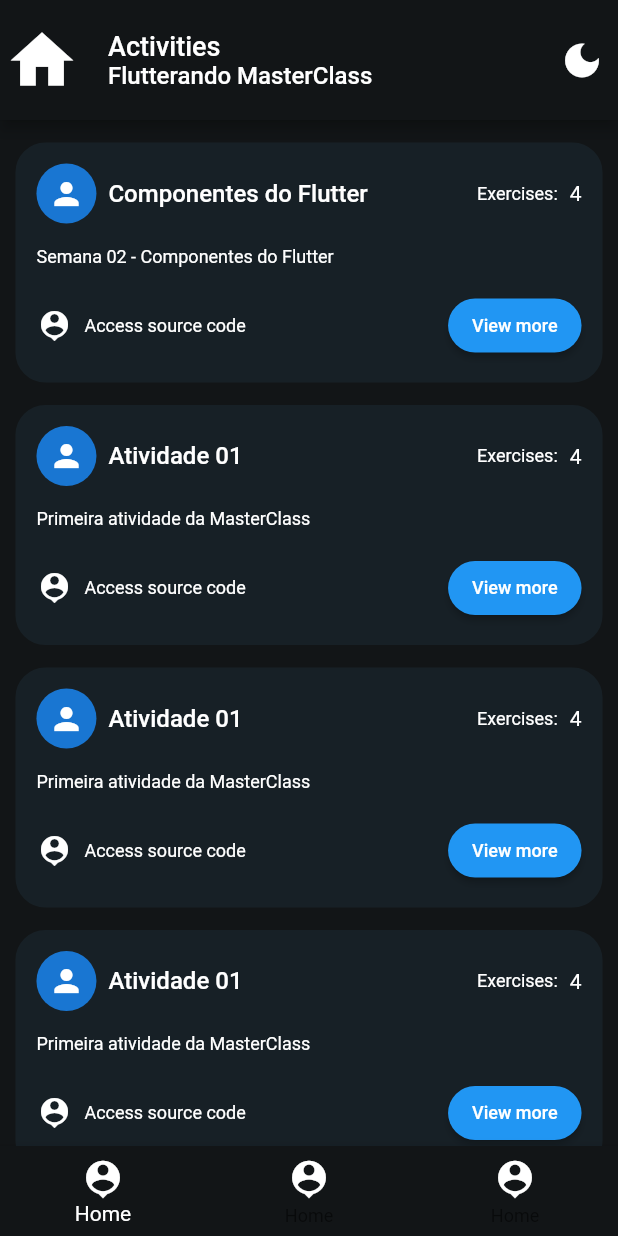
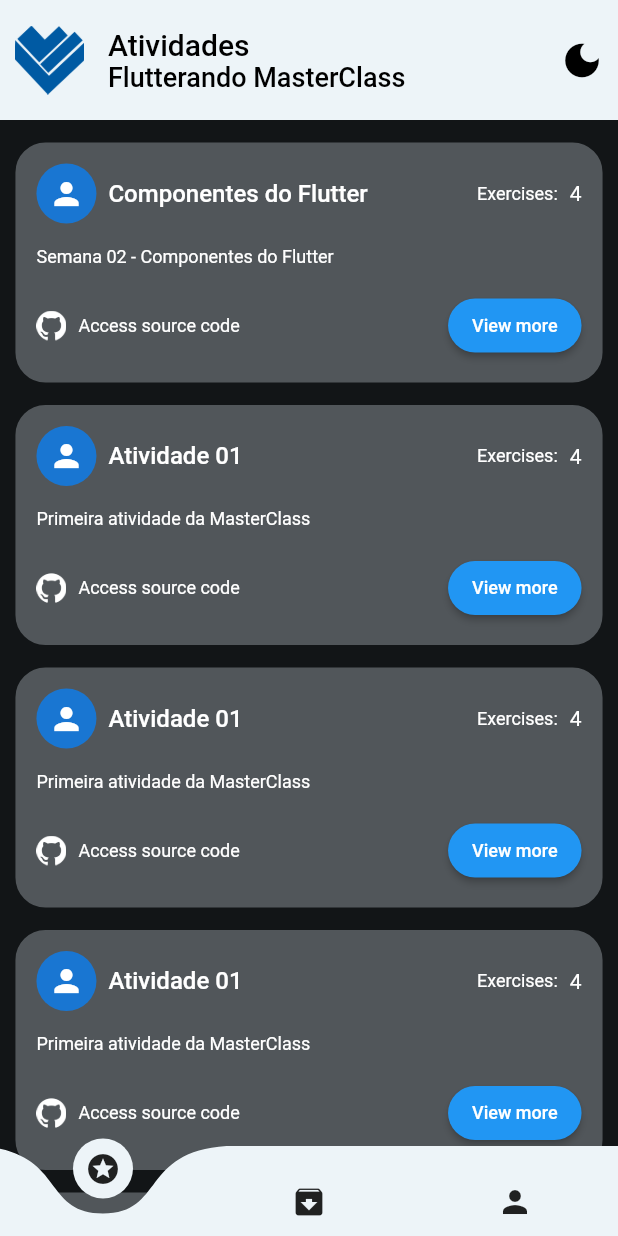
Before and after one commit to LuanSouzaProg/Flutterando_MasterClass, a Flutter app: the HomePage screen opened directly, on a phone screen of 412 x 824 dp. Run offline on Flutter 3.47's test engine with Material 2 defaults, Android fonts, the phone set to English and light mode, and no system bars; drawn by our look-alikes of curved_navigation_bar.

```diff
--- a/lib/home_page/home_page.dart
+++ b/lib/home_page/home_page.dart
@@ -1,4 +1,5 @@
 import 'package:flutter/material.dart';
+import 'package:curved_navigation_bar/curved_navigation_bar.dart';
 
 class HomePage extends StatefulWidget {
   const HomePage({Key? key}) : super(key: key);
@@ -8,38 +9,42 @@ class HomePage extends StatefulWidget {
 }
 
 class _HomePageState extends State<HomePage> {
-  var _selectedIndex = 0;
-
-  void _onItemTapped(int index) {
-    setState(() {
-      _selectedIndex = index;
-    });
-  }
+  int index = 0;
 
   @override
   Widget build(BuildContext context) {
+    final items = <Widget>[
+      const Icon(Icons.stars),
+      const Icon(Icons.archive),
+      const Icon(Icons.person),
+    ];
+
     return Scaffold(
+        extendBody: true,
         backgroundColor: const Color(0Xff121517),
         appBar: AppBar(
-        backgroundColor: const Color(0Xff121517),
+          shadowColor: Colors.transparent,
+          backgroundColor: const Color(0XffEDF4F8),
           toolbarHeight: 80,
           title: Column(
-          mainAxisAlignment: MainAxisAlignment.center,
             crossAxisAlignment: CrossAxisAlignment.start,
             children: const [
               Text(
-              "Activities",
-              style: TextStyle(fontSize: 18),
+                "Atividades",
+                style: TextStyle(color: Colors.black),
               ),
               Text(
                 "Flutterando MasterClass",
-              style: TextStyle(fontSize: 16),
+                style: TextStyle(
+                  fontSize: 18,
+                  color: Colors.black,
+                ),
               ),
             ],
           ),
-        leading: const Icon(
-          Icons.home,
-          size: 50,
+          leading: Padding(
+            padding: const EdgeInsets.only(left: 10),
+            child: Image.asset("assets/logos/logo_flutterando2.png", width: 40),
           ),
           actions: [
             IconButton(
@@ -47,6 +52,7 @@ class _HomePageState extends State<HomePage> {
               icon: const Icon(
                 Icons.dark_mode,
                 size: 30,
+                color: Colors.black,
               ),
             ),
           ],
@@ -84,42 +90,17 @@ class _HomePageState extends State<HomePage> {
                 nameActivity: 'Atividade 01',
                 contActivity: 4,
               ),
+              SizedBox(height: 80),
             ],
           ),
         ),
-      bottomNavigationBar: BottomNavigationBar(
-        backgroundColor: const Color(0Xff121517),
-        fixedColor: Colors.white,
-        currentIndex: _selectedIndex,
-        onTap: _onItemTapped,
-        items: const [
-          BottomNavigationBarItem(
-            icon: Icon(
-              Icons.location_history,
-              color: Colors.white,
-              size: 30,
-            ),
-            label: "Home",
-          ),
-          BottomNavigationBarItem(
-            icon: Icon(
-              Icons.location_history,
-              color: Colors.white,
-              size: 30,
-            ),
-            label: "Home",
-          ),
-          BottomNavigationBarItem(
-            icon: Icon(
-              Icons.location_history,
-              color: Colors.white,
-              size: 30,
-            ),
-            label: "Home",
-          ),
-        ],
-      ),
-    );
+        bottomNavigationBar: CurvedNavigationBar(
+          color: const Color(0XffEDF4F8),
+          backgroundColor: Colors.transparent,
+          height: 60,
+          index: index,
+          items: items,
+        ));
   }
 }
 
@@ -141,10 +122,10 @@ class CardActivity extends StatelessWidget {
         padding: const EdgeInsets.only(top: 15),
         child: Container(
           decoration: BoxDecoration(
-            color: const Color(0Xff172026),
+            color: const Color(0Xff51565A),
             border: Border.all(
               width: 2,
-              color: const Color(0Xff172026),
+              color: const Color(0Xff51565A),
             ),
             borderRadius: const BorderRadius.all(
               Radius.circular(20),
@@ -208,13 +189,11 @@ class CardActivity extends StatelessWidget {
                   mainAxisAlignment: MainAxisAlignment.spaceBetween,
                   children: [
                     Row(
-                      children: const [
-                        Icon(
-                          Icons.location_history,
-                          color: Colors.white,
-                        ),
-                        SizedBox(width: 8),
-                        Text(
+                      children: [
+                        Image.asset("assets/icons/github.png",
+                            width: 20, color: Colors.white),
+                        const SizedBox(width: 8),
+                        const Text(
                           "Access source code",
                           style: TextStyle(fontSize: 12, color: Colors.white),
                         ),
--- a/lib/main.dart
+++ b/lib/main.dart
@@ -1,6 +1,9 @@
 import 'package:flutter/material.dart';
+import 'package:masterclass/home_page/home_page.dart';
+import 'package:masterclass/semana_2/exc01.dart';
 import 'package:masterclass/semana_2/exc02.dart';
 
+import 'activities_pages/activities_page.dart';
 
 void main() {
   runApp(const MyApp());
@@ -15,10 +18,10 @@ class MyApp extends StatelessWidget {
       title: 'Flutter Demo',
       theme: ThemeData(
         primarySwatch: Colors.blue,
-        backgroundColor: Colors.black
+        backgroundColor: Colors.black,
       ),
       debugShowCheckedModeBanner: false,
-      home: const Exc02(),
+      home: const HomePage(),
     );
   }
 }
--- a/pubspec.yaml
+++ b/pubspec.yaml
@@ -34,6 +34,7 @@ dependencies:
   # The following adds the Cupertino Icons font to your application.
   # Use with the CupertinoIcons class for iOS style icons.
   cupertino_icons: ^1.0.2
+  curved_navigation_bar: ^1.0.3
 
 dev_dependencies:
   flutter_test:
@@ -63,8 +64,13 @@ flutter:
     - assets/icons/chat.png
     - assets/icons/facebook_white.png
     - assets/icons/google.png
+    - assets/icons/github.png
+    - assets/icons/target.png
+    - assets/icons/user.png
     - assets/logos/logo_seam.png
     - assets/logos/tinder.png
+    - assets/logos/logo_flutterando.png
+    - assets/logos/logo_flutterando2.png
 
   # An image asset can refer to one or more resolution-specific "variants", see
   # https://flutter.dev/assets-and-images/#resolution-aware.
```
Also changed, not shown: assets/icons/github.png (added), assets/icons/target.png (added), assets/icons/user.png (added), assets/logos/logo_flutterando.png (added), assets/logos/logo_flutterando2.png (added), pubspec.lock. Lines whose indentation alone changed are shown as unchanged.
